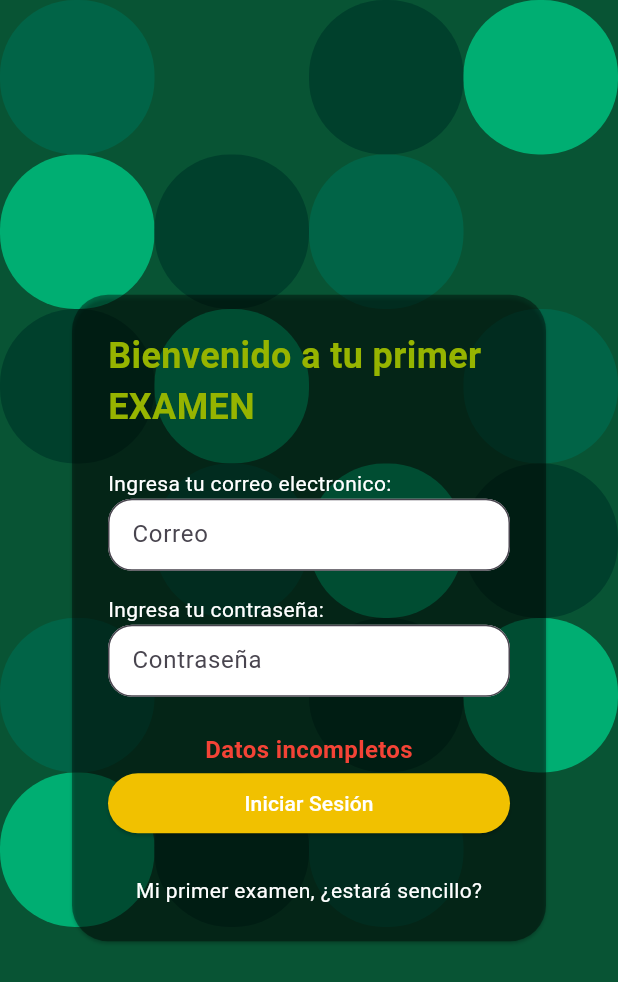
After one commit to DeanHdz/DesarolloMovil, a Flutter app: the LoginPage screen opened directly, after a tap on "Iniciar Sesión", on a phone screen of 412 x 824 dp. The commit adds this screen. Shown: the top 982 px of the screen. Run offline on Flutter 3.47's test engine with Material 3 defaults, Android fonts, the phone set to English and light mode, and no system bars; our stand-ins replace flex_color_scheme, google_maps_flutter, sqflite; accounts and stored records are empty; statements that could not run were skipped.

Commit message:
Proyecto con login y Home con parser de cumpleaños

```diff
--- a/apis/apis/lib/getApi.dart
+++ b/apis/apis/lib/getApi.dart
@@ -53,3 +53,5 @@
     }
   }
 }
+
+// http://nrweb.com.mx/api_prueba/examen/parcial3.php?nombre=Dean+Joshua+Hernandez&clave=314118&hora=1
--- /dev/null
+++ b/examen1_djh/lib/login.dart
@@ -0,0 +1,228 @@
+import 'package:flutter/material.dart';
+import 'home.dart';
+
+class LoginPage extends StatefulWidget {
+  const LoginPage({super.key});
+
+  @override
+  // ignore: library_private_types_in_public_api
+  _LoginPageState createState() => _LoginPageState();
+}
+
+class _LoginPageState extends State<LoginPage> {
+  final _formKey = GlobalKey<FormState>();
+  final TextEditingController _emailController = TextEditingController();
+  final TextEditingController _passwordController = TextEditingController();
+
+  var errorMessage = '';
+
+  @override
+  Widget build(BuildContext context) {
+    return Scaffold(
+      body: Stack(
+        children: [
+          // Fondo verde
+          Container(color: const Color(0xFF085434)),
+
+          // Fondo personalizado con el grid
+          CustomBackground(),
+
+          // Formulario dentro de un Card
+          Center(
+            child: Card(
+              color: const Color.fromARGB(100, 0, 0, 0),
+              shape: RoundedRectangleBorder(
+                borderRadius: BorderRadius.circular(24.0),
+              ),
+              margin: const EdgeInsets.symmetric(horizontal: 48.0),
+              child: Padding(
+                padding: const EdgeInsets.all(24.0),
+                child: Form(
+                  key: _formKey,
+                  child: Column(
+                    mainAxisSize: MainAxisSize.min,
+                    children: <Widget>[
+                      const Text(
+                        'Bienvenido a tu primer EXAMEN',
+                        style: TextStyle(
+                          color: Color(0xFF96b400),
+                          fontSize: 24,
+                          fontWeight: FontWeight.bold,
+                        ),
+                      ),
+                      const SizedBox(height: 24),
+                      Container(
+                        // Contenedor para el texto para poder alinear a la izquierda
+                        alignment: Alignment.centerLeft,
+                        child: const Text(
+                          'Ingresa tu correo electronico:',
+                          style: TextStyle(
+                            color: Colors.white,
+                          ),
+                        ),
+                      ),
+                      TextFormField(
+                        controller: _emailController,
+                        decoration: const InputDecoration(
+                          hintText: 'Correo',
+                          filled: true,
+                          fillColor: Colors.white,
+                          border: OutlineInputBorder(
+                            borderRadius:
+                                BorderRadius.all(Radius.circular(16.0)),
+                          ),
+                          contentPadding: EdgeInsets.symmetric(
+                              vertical: 10.0, horizontal: 12.0),
+                        ),
+                        keyboardType: TextInputType.emailAddress,
+                      ),
+                      const SizedBox(height: 16),
+                      Container(
+                        // Contenedor para el texto para poder alinear a la izquierda
+                        alignment: Alignment.centerLeft,
+                        child: const Text(
+                          'Ingresa tu contraseña:',
+                          style: TextStyle(
+                            color: Colors.white,
+                          ),
+                        ),
+                      ),
+                      TextFormField(
+                          controller: _passwordController,
+                          decoration: const InputDecoration(
+                            hintText: 'Contraseña',
+                            filled: true,
+                            fillColor: Colors.white,
+                            border: OutlineInputBorder(
+                              borderRadius:
+                                  BorderRadius.all(Radius.circular(16.0)),
+                            ),
+                            contentPadding: EdgeInsets.symmetric(
+                                vertical: 10.0, horizontal: 12.0),
+                          ),
+                          obscureText: true),
+                      const SizedBox(height: 24),
+                      if (errorMessage.isNotEmpty)
+                        Text(
+                          errorMessage,
+                          style: const TextStyle(
+                              color: Colors.red,
+                              fontSize: 16,
+                              fontWeight: FontWeight.bold),
+                        ),
+                      ElevatedButton(
+                        style: ElevatedButton.styleFrom(
+                          backgroundColor:
+                              const Color.fromARGB(255, 241, 193, 0),
+                          fixedSize: const Size(300, 30),
+                        ),
+                        onPressed: () {
+                          if (_emailController.text == 'test@correo.mx' &&
+                              _passwordController.text == 'FDM2') {
+                            /////   NAVEGAR A HOME   /////
+                            // Navegar a la página de Home directamente
+                            Navigator.push(
+                              context,
+                              MaterialPageRoute(
+                                  builder: (context) => const HomePage()),
+                            );
+                          } else {
+                            setState(() {
+                              if (_emailController.text.isEmpty ||
+                                  _passwordController.text.isEmpty) {
+                                errorMessage = 'Datos incompletos';
+                              } else if (_emailController.text !=
+                                  'test@correo.mx') {
+                                errorMessage = 'Correo incorrecto';
+                              } else if (_passwordController.text != 'FDM2') {
+                                errorMessage = 'Contraseña incorrecta';
+                              }
+                            });
+                          }
+                        },
+                        child: const Text(
+                          'Iniciar Sesión',
+                          style: TextStyle(
+                              color: Color.fromARGB(255, 255, 255, 255)),
+                        ),
+                      ),
+                      const SizedBox(height: 24),
+                      const Text(
+                        'Mi primer examen, ¿estará sencillo?',
+                        style: TextStyle(color: Colors.white),
+                      )
+                    ],
+                  ),
+                ),
+              ),
+            ),
+          ),
+        ],
+      ),
+    );
+  }
+}
+
+//Fondo personalizado del login
+class CustomBackground extends StatelessWidget {
+  CustomBackground({super.key});
+
+  final List<List<int>> colorPattern = [
+    [2, 4, 3, 1], // Fila 1
+    [1, 3, 2, 4], // Fila 2
+    [3, 1, 4, 2], // Fila 3
+    [4, 2, 1, 3], // Fila 4
+    [2, 4, 3, 1], // Fila 5
+    [1, 3, 2, 4], // Fila 6
+  ];
+
+  // Función que convierte un número en un color
+  Color getColor(int num) {
+    switch (num) {
+      case 1:
+        return cuadro1;
+      case 2:
+        return cuadro2;
+      case 3:
+        return cuadro3;
+      default:
+        return const Color.fromARGB(0, 255, 255, 255);
+    }
+  }
+
+  //Diferentes colores de verde
+  final cuadro1 = Color(0xFF00ae72);
+  final cuadro2 = Color(0xFF016447);
+  final cuadro3 = Color(0xFF00402c);
+
+  @override
+  Widget build(BuildContext context) {
+    return Padding(
+      padding: const EdgeInsets.all(0),
+      child: GridView.builder(
+        gridDelegate: const SliverGridDelegateWithFixedCrossAxisCount(
+          crossAxisCount: 4, // 4 columnas
+          crossAxisSpacing: 0, // Espacio horizontal entre las celdas
+          mainAxisSpacing: 0, // Espacio vertical entre las celdas
+        ),
+        itemCount: 24, // 6 filas x 4 columnas = 24 elementos
+        itemBuilder: (context, index) {
+          // Obtener fila y columna a partir del índice
+          int row = index ~/ 4;
+          int col = index % 4;
+
+          // Obtener el color basado en el patrón
+          int colorNumber = colorPattern[row][col];
+          Color cellColor = getColor(colorNumber);
+
+          return Container(
+            decoration: BoxDecoration(
+              color: cellColor, // Color personalizado para cada celda
+              borderRadius: BorderRadius.circular(50.0), // Bordes redondeados
+            ),
+          );
+        },
+      ),
+    );
+  }
+}
--- /dev/null
+++ b/examen1_djh/lib/main.dart
@@ -0,0 +1,17 @@
+import 'package:flutter/material.dart';
+import 'login.dart';
+
+void main() {
+  runApp(const MyApp());
+}
+
+class MyApp extends StatelessWidget {
+  const MyApp({super.key});
+
+  @override
+  Widget build(BuildContext context) {
+    return const MaterialApp(
+        title: 'examen1_djh', home: LoginPage()
+        );
+  }
+}
```
Also changed, not shown: examen1_djh/analysis_options.yaml (added, +28 -0 lines), examen1_djh/lib/home.dart (added, +193 -0 lines), examen1_djh/lib/utils/constantes.dart (added, +9 -0 lines), examen1_djh/pubspec.yaml (added, +90 -0 lines), examen1_djh/pubspec.lock (added), 124 other files.
